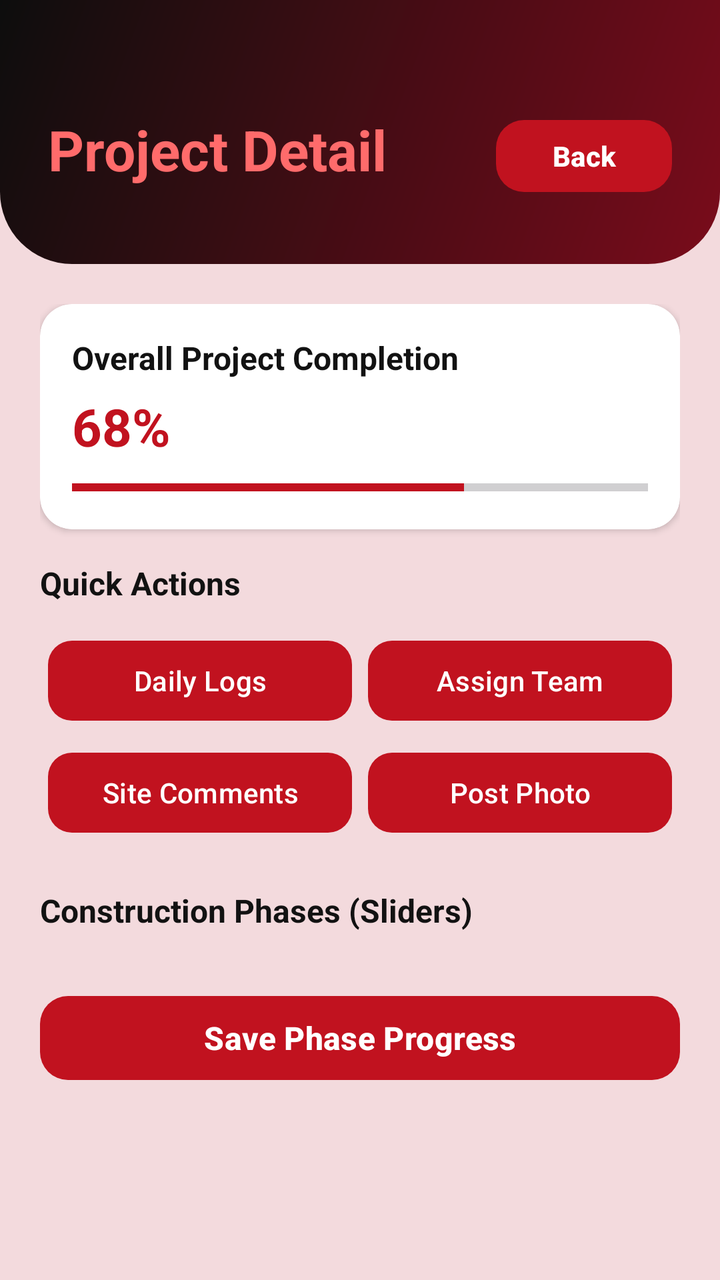
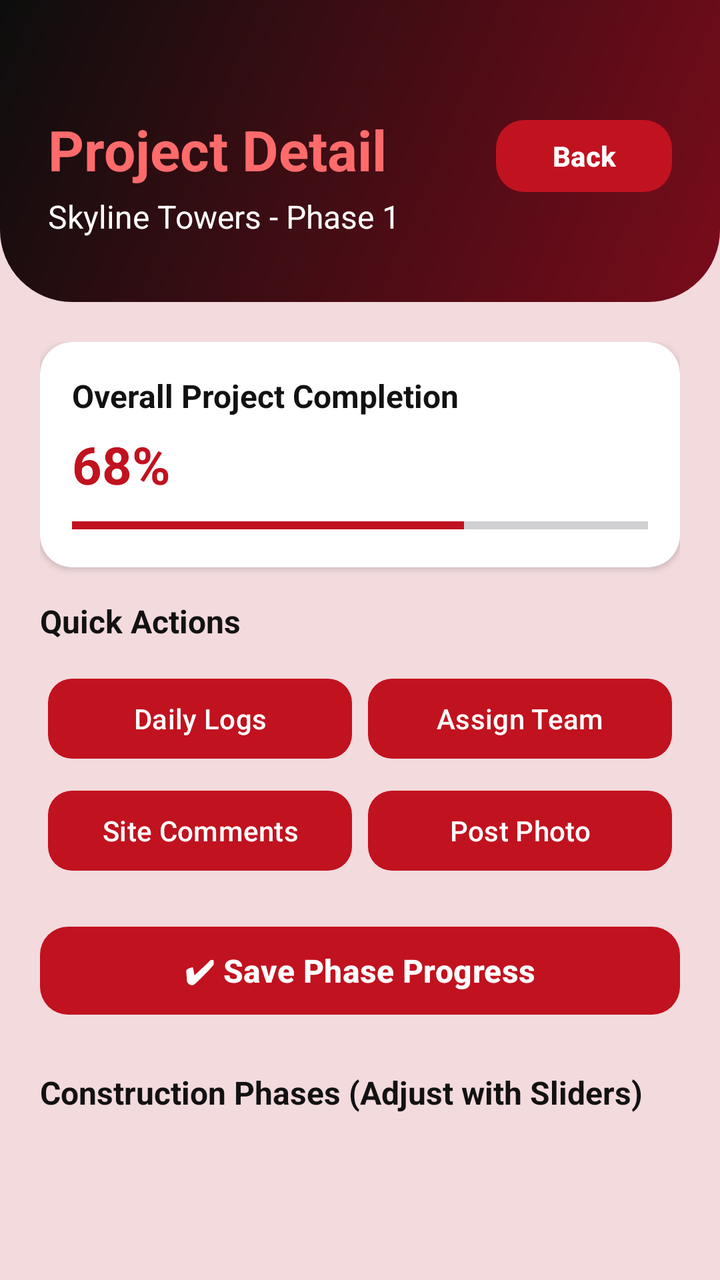

Before-and-after screenshots of an Android layout around one commit, followed by the original layout XML and the change that was made.
<!-- AndroidManifest.xml: application theme Theme.BuildTrack_v1 -->
<!-- res/layout/project_detail.xml -->
<?xml version="1.0" encoding="utf-8"?>
<RelativeLayout xmlns:android="http://schemas.android.com/apk/res/android"
    xmlns:app="http://schemas.android.com/apk/res-auto"
    android:layout_width="match_parent"
    android:layout_height="match_parent"
    android:background="@color/manager_body">

    
    <RelativeLayout
        android:id="@+id/topBar"
        android:layout_width="match_parent"
        android:layout_height="wrap_content"
        android:background="@drawable/bg_header_manager"
        android:paddingStart="24dp"
        android:paddingTop="56dp"
        android:paddingEnd="24dp"
        android:paddingBottom="32dp">

        <TextView
            android:id="@+id/tvRole"
            android:layout_width="wrap_content"
            android:layout_height="wrap_content"
            android:text="Project Detail"
            android:textColor="@color/manager_crimson_light"
            android:textSize="28sp"
            android:textStyle="bold" />

        <TextView
            android:id="@+id/tvProjectName"
            android:layout_width="wrap_content"
            android:layout_below="@id/tvRole"
            android:layout_marginTop="4dp"
            android:text="Skyline Towers - Phase 1"
            android:textColor="@color/white"
            android:textSize="16sp" />

        <Button
            android:id="@+id/btnBack"
            android:layout_width="wrap_content"
            android:layout_height="44dp"
            android:layout_alignParentEnd="true"
            android:text="Back"
            android:textAllCaps="false"
            android:textColor="@color/white"
            android:textStyle="bold"
            app:backgroundTint="@color/manager_crimson"
            app:cornerRadius="14dp" />
    </RelativeLayout>

    <ScrollView
        android:layout_width="match_parent"
        android:layout_height="match_parent"
        android:layout_below="@id/topBar"
        android:fillViewport="true">

        <LinearLayout
            android:layout_width="match_parent"
            android:layout_height="wrap_content"
            android:orientation="vertical"
            android:padding="20dp">

            
            <androidx.cardview.widget.CardView
                android:layout_width="match_parent"
                android:layout_height="wrap_content"
                android:layout_marginBottom="16dp"
                app:cardBackgroundColor="@color/white"
                app:cardCornerRadius="16dp"
                app:cardElevation="2dp">

                <LinearLayout
                    android:layout_width="match_parent"
                    android:layout_height="wrap_content"
                    android:orientation="vertical"
                    android:padding="16dp">

                    <TextView
                        android:layout_width="wrap_content"
                        android:layout_height="wrap_content"
                        android:text="Overall Project Completion"
                        android:textColor="@color/ink"
                        android:textSize="16sp"
                        android:textStyle="bold" />

                    <TextView
                        android:id="@+id/tvOverallPercent"
                        android:layout_width="wrap_content"
                        android:layout_height="wrap_content"
                        android:layout_marginTop="6dp"
                        android:text="68%"
                        android:textColor="@color/manager_crimson"
                        android:textSize="26sp"
                        android:textStyle="bold" />

                    <ProgressBar
                        android:id="@+id/pbOverallDetail"
                        style="@style/Widget.AppCompat.ProgressBar.Horizontal"
                        android:layout_width="match_parent"
                        android:layout_height="10dp"
                        android:layout_marginTop="8dp"
                        android:progress="68"
                        android:progressTint="@color/manager_crimson" />
                </LinearLayout>
            </androidx.cardview.widget.CardView>

            
            <TextView
                android:layout_width="wrap_content"
                android:layout_height="wrap_content"
                android:layout_marginBottom="10dp"
                android:text="Quick Actions"
                android:textColor="@color/ink"
                android:textSize="16sp"
                android:textStyle="bold" />

            <GridLayout
                android:layout_width="match_parent"
                android:layout_height="wrap_content"
                android:columnCount="2"
                android:rowCount="2">

                <Button
                    android:id="@+id/btnNavLogs"
                    android:layout_width="0dp"
                    android:layout_height="48dp"
                    android:layout_columnWeight="1"
                    android:layout_margin="4dp"
                    android:text="Daily Logs"
                    android:textAllCaps="false"
                    android:textColor="@color/white"
                    app:backgroundTint="@color/manager_crimson"
                    app:cornerRadius="12dp" />

                <Button
                    android:id="@+id/btnNavAssign"
                    android:layout_width="0dp"
                    android:layout_height="48dp"
                    android:layout_columnWeight="1"
                    android:layout_margin="4dp"
                    android:text="Assign Team"
                    android:textAllCaps="false"
                    android:textColor="@color/white"
                    app:backgroundTint="@color/manager_crimson"
                    app:cornerRadius="12dp" />

                <Button
                    android:id="@+id/btnNavComments"
                    android:layout_width="0dp"
                    android:layout_height="48dp"
                    android:layout_columnWeight="1"
                    android:layout_margin="4dp"
                    android:text="Site Comments"
                    android:textAllCaps="false"
                    android:textColor="@color/white"
                    app:backgroundTint="@color/manager_crimson"
                    app:cornerRadius="12dp" />

                <Button
                    android:id="@+id/btnNavPostUpdate"
                    android:layout_width="0dp"
                    android:layout_height="48dp"
                    android:layout_columnWeight="1"
                    android:layout_margin="4dp"
                    android:text="Post Photo"
                    android:textAllCaps="false"
                    android:textColor="@color/white"
                    app:backgroundTint="@color/manager_crimson"
                    app:cornerRadius="12dp" />
            </GridLayout>

            
            <TextView
                android:layout_width="wrap_content"
                android:layout_height="wrap_content"
                android:layout_marginTop="20dp"
                android:layout_marginBottom="12dp"
                android:text="Construction Phases (Sliders)"
                android:textColor="@color/ink"
                android:textSize="16sp"
                android:textStyle="bold" />

            <LinearLayout
                android:id="@+id/phasesContainer"
                android:layout_width="match_parent"
                android:layout_height="wrap_content"
                android:orientation="vertical" />

            <Button
                android:id="@+id/btnSaveChanges"
                android:layout_width="match_parent"
                android:layout_height="50dp"
                android:layout_marginTop="16dp"
                android:layout_marginBottom="24dp"
                android:text="Save Phase Progress"
                android:textAllCaps="false"
                android:textColor="@color/white"
                android:textSize="16sp"
                android:textStyle="bold"
                app:backgroundTint="@color/manager_crimson"
                app:cornerRadius="14dp" />
        </LinearLayout>
    </ScrollView>
</RelativeLayout>
<!-- resources referenced by this layout -->
<resources>
  <color name="ink">#121212</color>
  <color name="manager_body">#F3DADD</color>
  <color name="manager_crimson">#C1121F</color>
  <color name="manager_crimson_light">#FF6B6B</color>
  <color name="white">#FFFFFFFF</color>
  <!-- drawable bg_header_manager (drawable) -->
  <?xml version="1.0" encoding="utf-8"?>
  <shape xmlns:android="http://schemas.android.com/apk/res/android"
      android:shape="rectangle">
      <gradient
          android:angle="315"
          android:endColor="@color/manager_crimson_dark"
          android:startColor="@color/manager_black" />
      <corners
          android:bottomLeftRadius="36dp"
          android:bottomRightRadius="36dp" />
  </shape>
  <style name="Theme.BuildTrack_v1" parent="Base.Theme.BuildTrack_v1" />
  <color name="manager_crimson_dark">#7A0C1B</color>
  <color name="manager_black">#0D0D0D</color>
  <style name="Base.Theme.BuildTrack_v1" parent="Theme.Material3.DayNight.NoActionBar">
          
          
      </style>
</resources>

<!-- the commit's change to res/layout/project_detail.xml (unified diff, before → after) -->
@@ -28,6 +28,7 @@
         <TextView
             android:id="@+id/tvProjectName"
             android:layout_width="wrap_content"
+            android:layout_height="wrap_content"
             android:layout_below="@id/tvRole"
             android:layout_marginTop="4dp"
             android:text="Skyline Towers - Phase 1"
@@ -92,6 +93,7 @@
                         android:textSize="26sp"
                         android:textStyle="bold" />
 
+                    
                     <ProgressBar
                         android:id="@+id/pbOverallDetail"
                         style="@style/Widget.AppCompat.ProgressBar.Horizontal"
@@ -169,35 +171,37 @@
             </GridLayout>
 
             
-            <TextView
-                android:layout_width="wrap_content"
-                android:layout_height="wrap_content"
-                android:layout_marginTop="20dp"
-                android:layout_marginBottom="12dp"
-                android:text="Construction Phases (Sliders)"
-                android:textColor="@color/ink"
-                android:textSize="16sp"
-                android:textStyle="bold" />
-
-            <LinearLayout
-                android:id="@+id/phasesContainer"
-                android:layout_width="match_parent"
-                android:layout_height="wrap_content"
-                android:orientation="vertical" />
-
             <Button
                 android:id="@+id/btnSaveChanges"
                 android:layout_width="match_parent"
-                android:layout_height="50dp"
+                android:layout_height="52dp"
                 android:layout_marginTop="16dp"
-                android:layout_marginBottom="24dp"
-                android:text="Save Phase Progress"
+                android:layout_marginBottom="16dp"
+                android:text="✔ Save Phase Progress"
                 android:textAllCaps="false"
                 android:textColor="@color/white"
                 android:textSize="16sp"
                 android:textStyle="bold"
                 app:backgroundTint="@color/manager_crimson"
                 app:cornerRadius="14dp" />
+
+            
+            <TextView
+                android:layout_width="wrap_content"
+                android:layout_height="wrap_content"
+                android:layout_marginTop="8dp"
+                android:layout_marginBottom="12dp"
+                android:text="Construction Phases (Adjust with Sliders)"
+                android:textColor="@color/ink"
+                android:textSize="16sp"
+                android:textStyle="bold" />
+
+            <LinearLayout
+                android:id="@+id/phasesContainer"
+                android:layout_width="match_parent"
+                android:layout_height="wrap_content"
+                android:orientation="vertical"
+                android:paddingBottom="24dp" />
         </LinearLayout>
     </ScrollView>
 </RelativeLayout>
